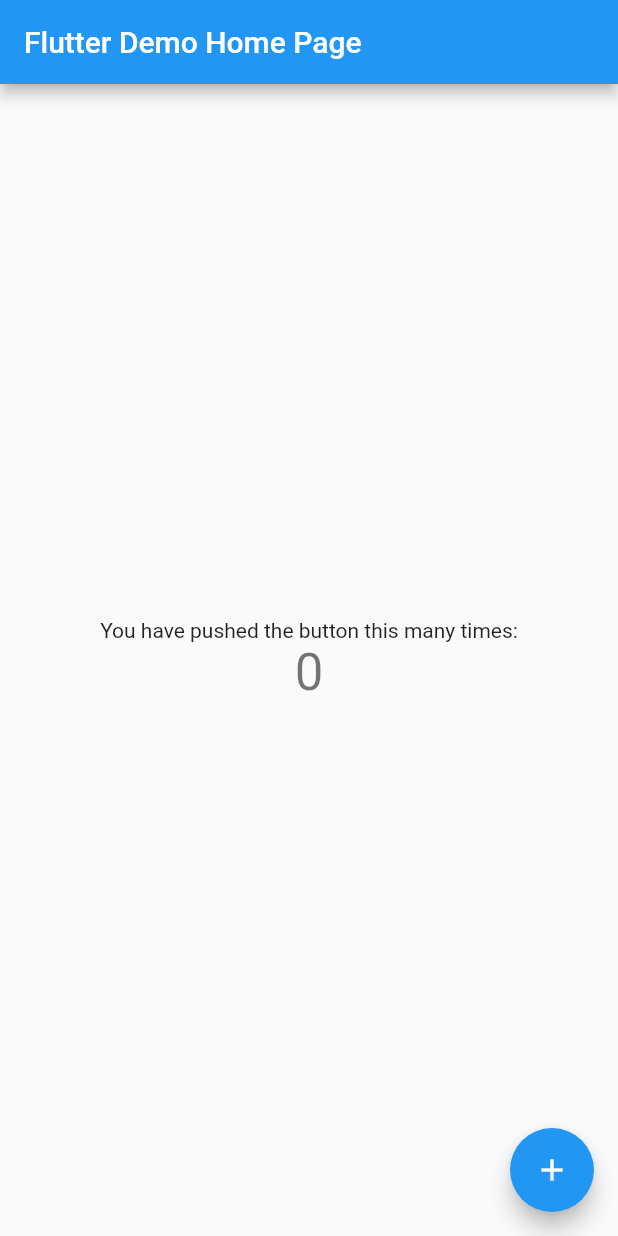
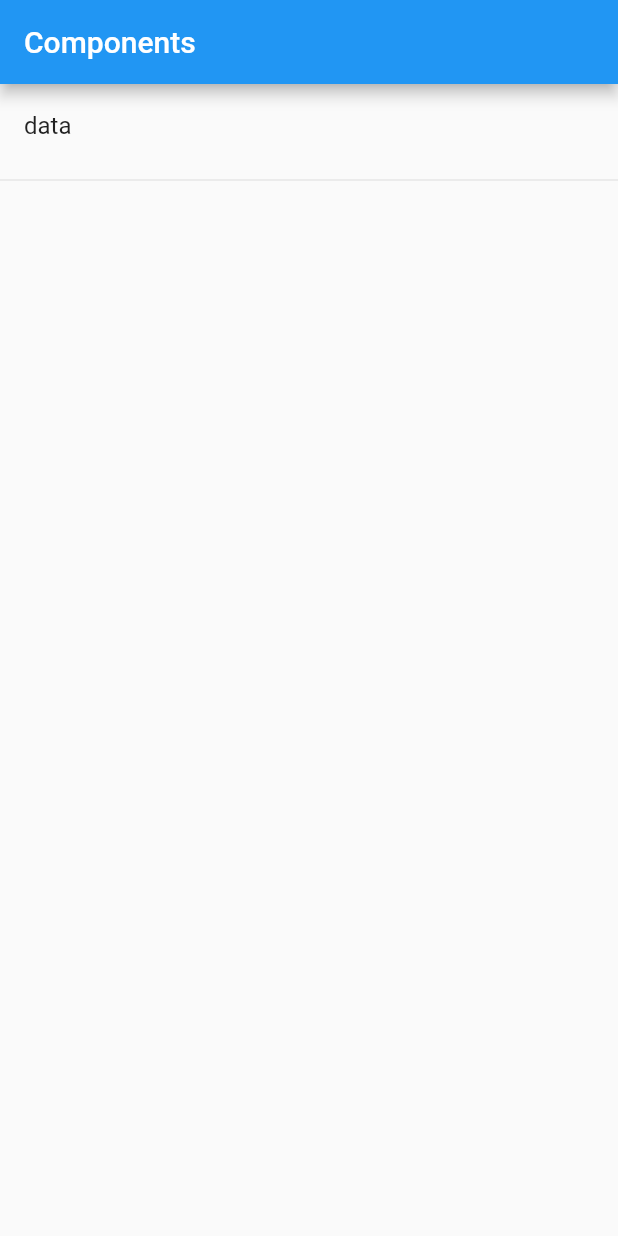
Before and after one commit to ronniemh/flutter-widgets-practice, a Flutter app: the screen it shows after launch, on a phone screen of 412 x 824 dp. Run offline on Flutter 3.47's test engine with Material 2 defaults, Android fonts, the phone set to English and light mode, and no system bars.

Commit message:
add json for load routes

```diff
--- a/lib/main.dart
+++ b/lib/main.dart
@@ -1,111 +1,15 @@
 import 'package:flutter/material.dart';
+import 'package:flutter_widget_practice/src/pages/home_page.dart';
 
 void main() => runApp(MyApp());
 
 class MyApp extends StatelessWidget {
-  // This widget is the root of your application.
   @override
   Widget build(BuildContext context) {
     return MaterialApp(
-      title: 'Flutter Demo',
-      theme: ThemeData(
-        // This is the theme of your application.
-        //
-        // Try running your application with "flutter run". You'll see the
-        // application has a blue toolbar. Then, without quitting the app, try
-        // changing the primarySwatch below to Colors.green and then invoke
-        // "hot reload" (press "r" in the console where you ran "flutter run",
-        // or simply save your changes to "hot reload" in a Flutter IDE).
-        // Notice that the counter didn't reset back to zero; the application
-        // is not restarted.
-        primarySwatch: Colors.blue,
-      ),
-      home: MyHomePage(title: 'Flutter Demo Home Page'),
+      title: 'Components App',
+      debugShowCheckedModeBanner: false,
+      home: HomePage()
     );
   }
 }
-
-class MyHomePage extends StatefulWidget {
-  MyHomePage({Key key, this.title}) : super(key: key);
-
-  // This widget is the home page of your application. It is stateful, meaning
-  // that it has a State object (defined below) that contains fields that affect
-  // how it looks.
-
-  // This class is the configuration for the state. It holds the values (in this
-  // case the title) provided by the parent (in this case the App widget) and
-  // used by the build method of the State. Fields in a Widget subclass are
-  // always marked "final".
-
-  final String title;
-
-  @override
-  _MyHomePageState createState() => _MyHomePageState();
-}
-
-class _MyHomePageState extends State<MyHomePage> {
-  int _counter = 0;
-
-  void _incrementCounter() {
-    setState(() {
-      // This call to setState tells the Flutter framework that something has
-      // changed in this State, which causes it to rerun the build method below
-      // so that the display can reflect the updated values. If we changed
-      // _counter without calling setState(), then the build method would not be
-      // called again, and so nothing would appear to happen.
-      _counter++;
-    });
-  }
-
-  @override
-  Widget build(BuildContext context) {
-    // This method is rerun every time setState is called, for instance as done
-    // by the _incrementCounter method above.
-    //
-    // The Flutter framework has been optimized to make rerunning build methods
-    // fast, so that you can just rebuild anything that needs updating rather
-    // than having to individually change instances of widgets.
-    return Scaffold(
-      appBar: AppBar(
-        // Here we take the value from the MyHomePage object that was created by
-        // the App.build method, and use it to set our appbar title.
-        title: Text(widget.title),
-      ),
-      body: Center(
-        // Center is a layout widget. It takes a single child and positions it
-        // in the middle of the parent.
-        child: Column(
-          // Column is also a layout widget. It takes a list of children and
-          // arranges them vertically. By default, it sizes itself to fit its
-          // children horizontally, and tries to be as tall as its parent.
-          //
-          // Invoke "debug painting" (press "p" in the console, choose the
-          // "Toggle Debug Paint" action from the Flutter Inspector in Android
-          // Studio, or the "Toggle Debug Paint" command in Visual Studio Code)
-          // to see the wireframe for each widget.
-          //
-          // Column has various properties to control how it sizes itself and
-          // how it positions its children. Here we use mainAxisAlignment to
-          // center the children vertically; the main axis here is the vertical
-          // axis because Columns are vertical (the cross axis would be
-          // horizontal).
-          mainAxisAlignment: MainAxisAlignment.center,
-          children: <Widget>[
-            Text(
-              'You have pushed the button this many times:',
-            ),
-            Text(
-              '$_counter',
-              style: Theme.of(context).textTheme.display1,
-            ),
-          ],
-        ),
-      ),
-      floatingActionButton: FloatingActionButton(
-        onPressed: _incrementCounter,
-        tooltip: 'Increment',
-        child: Icon(Icons.add),
-      ), // This trailing comma makes auto-formatting nicer for build methods.
-    );
-  }
-}
--- /dev/null
+++ b/lib/src/pages/home_page.dart
@@ -0,0 +1,31 @@
+import 'package:flutter/material.dart';
+import 'package:flutter_widget_practice/src/providers/menu.dart';
+
+class HomePage extends StatelessWidget {
+
+  @override
+  Widget build(BuildContext context) {
+    return Scaffold(
+      appBar: AppBar(
+        title: Text('Components'),
+      ),
+      body: _list(),
+    );
+  }
+
+  Widget _list() {
+    print(menuProvider);
+    return ListView(
+      children: itemsList(),
+    );
+  }
+
+  List<Widget> itemsList() {
+    return [
+      ListTile(
+        title: Text('data'),
+      ),
+      Divider()
+    ];
+  }
+}
--- /dev/null
+++ b/lib/src/providers/menu.dart
@@ -0,0 +1,17 @@
+import 'package:flutter/services.dart' show rootBundle;
+
+class _MenuProvider {
+  List<dynamic> options = [];
+
+  _MenuProvider() {
+    _loadData();
+  }
+
+  void _loadData() {
+    rootBundle.loadString('data/menu_opts.json').then((data) {
+      print(data);
+    });
+  }
+}
+
+final menuProvider =  new _MenuProvider();
--- a/pubspec.yaml
+++ b/pubspec.yaml
@@ -41,7 +41,8 @@ flutter:
   uses-material-design: true
 
   # To add assets to your application, add an assets section, like this:
-  # assets:
+  assets:
+   - data/menu_opts.json
   #  - images/a_dot_burr.jpeg
   #  - images/a_dot_ham.jpeg
 
```
Also changed, not shown: data/menu_opts.json (added, +20 -0 lines), lib/src/pages/home_temp.dart (added, +32 -0 lines).
